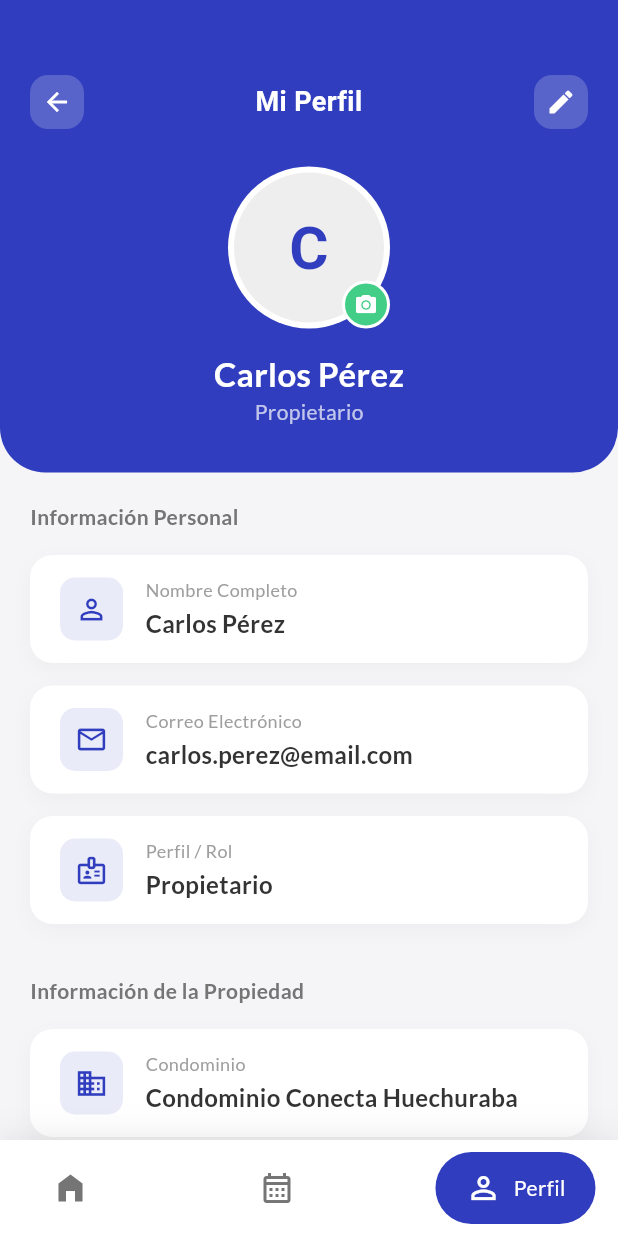
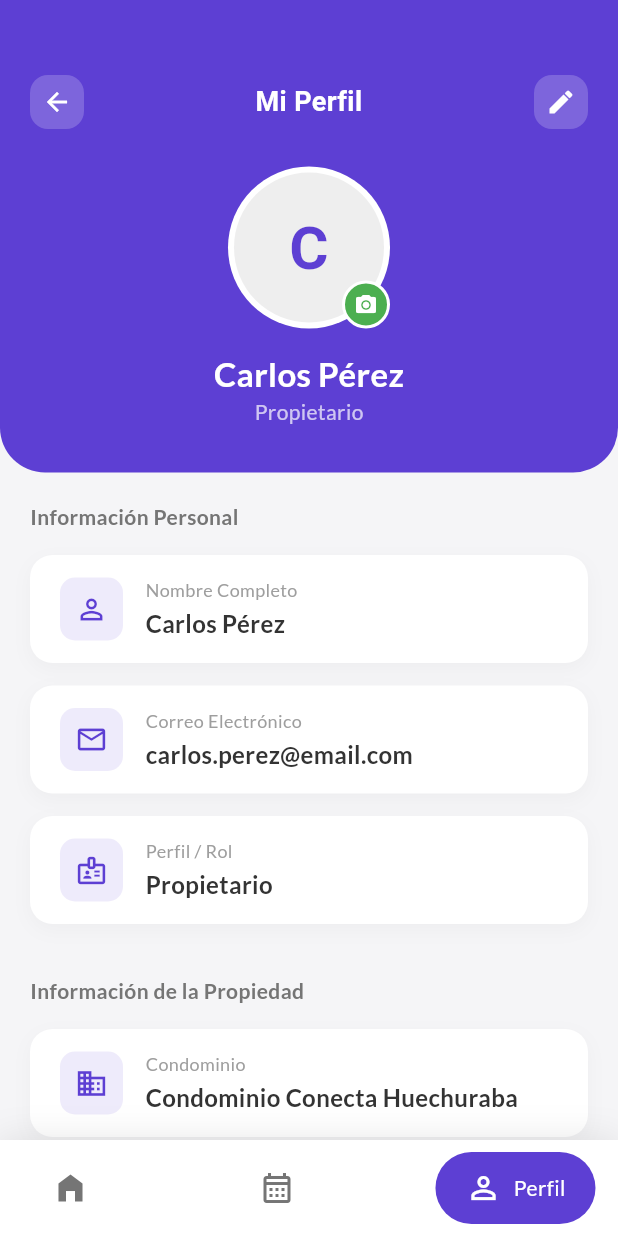
Before and after one commit to KingDmnT/ProyectoCapston, a Flutter app: the MisDatosPage screen opened by its route, on a phone screen of 412 x 824 dp. Run offline on Flutter 3.47's test engine with Material 3 defaults, Android fonts, the phone set to English and light mode, and no system bars; drawn by our look-alikes of google_nav_bar; our stand-ins replace carousel_slider, cloud_firestore, file_picker, firebase_auth, firebase_core, flutter_dotenv and 6 more; missing offline and left inert: excel, mobile_scanner; accounts and stored records are empty.

Commit message:
refactor: unificar colores de mobile screens con AppColors del tema corporativo

```diff
--- a/vecinapp/frontend/lib/mobile/screens/mis_datos_page.dart
+++ b/vecinapp/frontend/lib/mobile/screens/mis_datos_page.dart
@@ -2,6 +2,7 @@ import 'package:flutter/material.dart';
 import 'package:google_fonts/google_fonts.dart';
 import 'package:google_nav_bar/google_nav_bar.dart';
 import 'dart:io'; // Necesario para manejar la foto si viene de archivo
+import 'package:vecinapp/core/theme/app_theme.dart';
 
 // Si tienes tus modelos en carpetas, impórtalos.
 // Si no, este código funcionará igual con datos simulados.
@@ -52,7 +53,7 @@ class _MisDatosPageState extends State<MisDatosPage> {
             Container(
               padding: const EdgeInsets.fromLTRB(20, 50, 20, 30),
               decoration: const BoxDecoration(
-                color: Color(0xFF2F3DBE),
+                color: AppColors.primary,
                 borderRadius: BorderRadius.only(
                   bottomLeft: Radius.circular(30),
                   bottomRight: Radius.circular(30),
@@ -119,7 +120,7 @@ class _MisDatosPageState extends State<MisDatosPage> {
                           child: (photoPath == null || photoPath!.isEmpty)
                               ? Text(
                                   nombre[0].toUpperCase(),
-                                  style: const TextStyle(fontSize: 40, color: Color(0xFF2F3DBE), fontWeight: FontWeight.bold),
+                                  style: const TextStyle(fontSize: 40, color: AppColors.primary, fontWeight: FontWeight.bold),
                                 )
                               : null,
                         ),
@@ -128,7 +129,7 @@ class _MisDatosPageState extends State<MisDatosPage> {
                       Container(
                         padding: const EdgeInsets.all(6),
                         decoration: BoxDecoration(
-                          color: const Color(0xFF43CE88), // Verde
+                          color: AppColors.success, // Verde", "StartLine">132
                           shape: BoxShape.circle,
                           border: Border.all(color: Colors.white, width: 2)
                         ),
@@ -242,7 +243,7 @@ class _MisDatosPageState extends State<MisDatosPage> {
               iconSize: 24,
               padding: const EdgeInsets.symmetric(horizontal: 20, vertical: 12),
               duration: const Duration(milliseconds: 400),
-              tabBackgroundColor: const Color(0xFF2F3DBE),
+              tabBackgroundColor: AppColors.primary,
               color: Colors.grey[600],
               textStyle: GoogleFonts.lato(color: Colors.white),
               tabs: const [
@@ -299,10 +300,10 @@ class _ProfileInfoTile extends StatelessWidget {
           Container(
             padding: const EdgeInsets.all(10),
             decoration: BoxDecoration(
-              color: const Color(0xFF2F3DBE).withOpacity(0.1),
+              color: AppColors.primary.withOpacity(0.1),
               borderRadius: BorderRadius.circular(10),
             ),
-            child: Icon(icon, color: const Color(0xFF2F3DBE), size: 22),
+            child: Icon(icon, color: AppColors.primary, size: 22),
           ),
           const SizedBox(width: 15),
           Expanded(
@@ -322,7 +323,7 @@ class _ProfileInfoTile extends StatelessWidget {
                   style: GoogleFonts.lato(
                     fontSize: 16,
                     fontWeight: FontWeight.bold,
-                    color: const Color(0xFF333333),
+                    color: AppColors.textPrimary,
                   ),
                 ),
               ],
```
Also changed, not shown: vecinapp/frontend/lib/mobile/screens/camaras_menu_page.dart (+4 -3 lines), vecinapp/frontend/lib/mobile/screens/crear_cuenta.dart (+11 -12 lines), vecinapp/frontend/lib/mobile/screens/incidentes_menu_page.dart (+5 -4 lines), vecinapp/frontend/lib/mobile/screens/pagina_principal.dart (+8 -7 lines), vecinapp/frontend/lib/mobile/screens/reservar_espacio_page.dart (+10 -10 lines), vecinapp/frontend/lib/mobile/screens/reservas_menu_page.dart (+4 -3 lines), vecinapp/frontend/lib/mobile/screens/visitas_menu_page.dart (+4 -3 lines).
